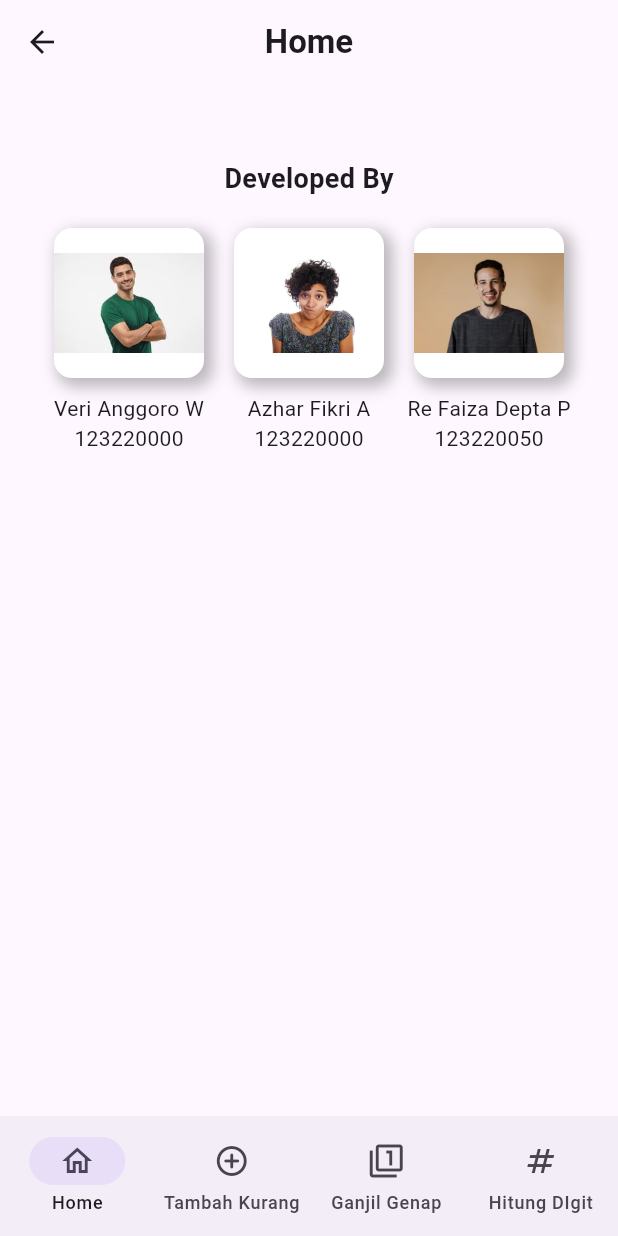
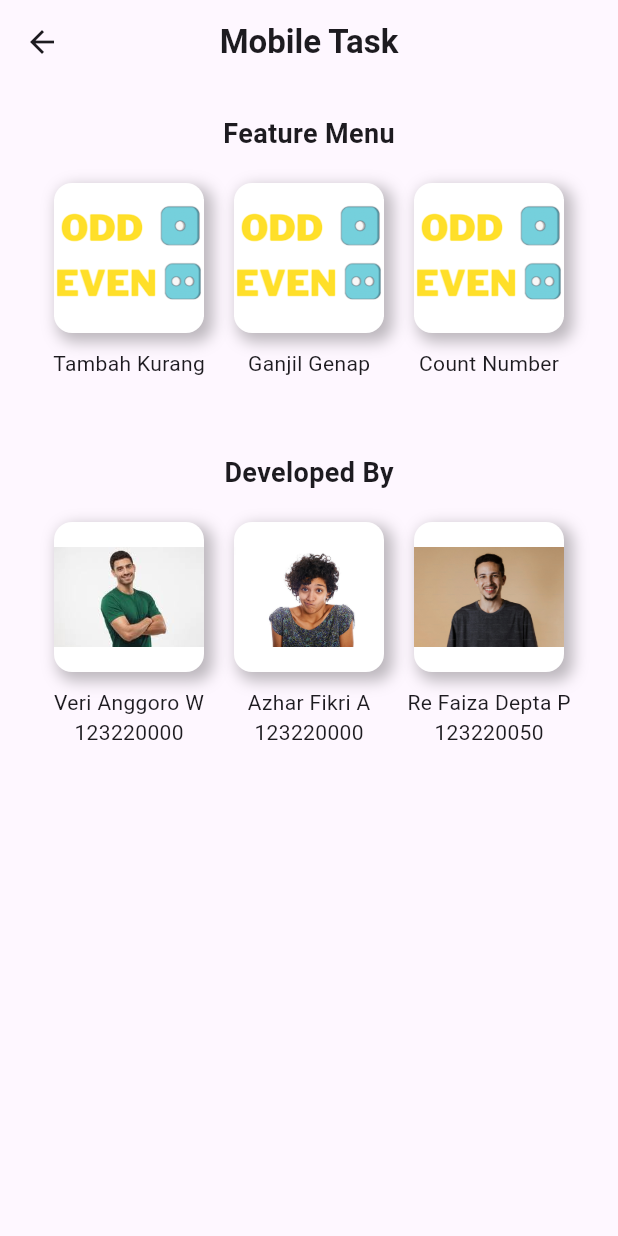
Before and after one commit to Az140304/Mobile-Project, a Flutter app: the HomePage screen opened directly, on a phone screen of 412 x 824 dp. Run offline on Flutter 3.47's test engine with Material 3 defaults, Android fonts, the phone set to English and light mode, and no system bars.

Commit message:
resolve conflict

```diff
--- a/lib/pages/home.dart
+++ b/lib/pages/home.dart
@@ -3,55 +3,46 @@ import 'package:first_project/pages/ganjil_genap.dart';
 import 'package:first_project/pages/count_number.dart';
 import 'package:flutter/material.dart';
 
-class HomePage extends StatefulWidget {
+class HomePage extends StatelessWidget {
   const HomePage({super.key, required this.text});
 
   final String text;
-
-
-  @override
-  State<HomePage> createState() => _HomePageState();
-}
-
-class _HomePageState extends State<HomePage> {
-  //LoginPage({Key key, required this.text}) : super(key: key);
-  int _selectedIndex = 0;
-
-  final List<Widget> _pages = <Widget>[
-    HomeBody(),
-    TambahKurang(),
-    GanjilGenap(),
-    CountNumber(),
-  ];
-
-  final List<String> _titles = <String>[
-    'Home',
-    'Tambah Kurang',
-    'Ganjil Genap',
-    'Hitung Digit',
-  ];
-
-  void _onItemTapped(int index) {
-    setState(() {
-      _selectedIndex = index;
-    });
-  }
-
 
   @override
   Widget build(BuildContext context) {
     return Scaffold(
       appBar: appBar(),
-      body: _pages[_selectedIndex],
-      bottomNavigationBar: NavigationBar(
-        selectedIndex: _selectedIndex,
-        onDestinationSelected: _onItemTapped,
-        destinations: const <NavigationDestination>[
-          NavigationDestination(icon: Icon(Icons.home_outlined), label: 'Home'),
-          NavigationDestination(icon: Icon(Icons.add_circle_outline_rounded), label: 'Tambah Kurang'),
-          NavigationDestination(icon: Icon(Icons.filter_1), label: 'Ganjil Genap'),
-          NavigationDestination(icon: Icon(Icons.numbers), label: 'Hitung DIgit'),
-        ]
+      body: Column(
+        children: [
+          Row(
+            mainAxisAlignment: MainAxisAlignment.center,
+            children: [
+              Container(
+                margin: EdgeInsets.only(top: 20),
+                alignment: Alignment.center,
+                child: Text(
+                  "Feature Menu",
+                  style: TextStyle(fontWeight: FontWeight.bold, fontSize: 18),
+                ),
+              ),
+            ],
+          ),
+          Padding(
+            padding: EdgeInsets.only(top: 10),
+            child: menu(context),
+          ),
+          Container(
+            margin: EdgeInsets.only(top: 50),
+            child: Text(
+              "Developed By",
+              style: TextStyle(fontWeight: FontWeight.bold, fontSize: 18),
+            ),
+          ),
+          Padding(
+            padding: EdgeInsets.only(top: 10),
+            child: author(),
+          ),
+        ],
       ),
     );
   }
@@ -59,7 +50,7 @@ class _HomePageState extends State<HomePage> {
   AppBar appBar() {
     return AppBar(
       title: Text(
-        _titles[_selectedIndex],
+        'Mobile Task',
         style: TextStyle(fontWeight: FontWeight.bold),
       ),
       centerTitle: true,
@@ -67,7 +58,9 @@ class _HomePageState extends State<HomePage> {
   }
 
   Row menu(BuildContext context) {
-    return Row(mainAxisAlignment: MainAxisAlignment.center, children: [
+    return Row(
+      mainAxisAlignment: MainAxisAlignment.center,
+      children: [
         GestureDetector(
           onTap: () {
             Navigator.push(
@@ -83,15 +76,122 @@ class _HomePageState extends State<HomePage> {
                 height: 100,
                 width: 100,
                 decoration: BoxDecoration(
-                color: Colors.white, // Warna latar belakang
-                borderRadius:
-                    BorderRadius.circular(12), // Membuat sudut melengkung
+                  color: Colors.white,
+                  borderRadius: BorderRadius.circular(12),
                   boxShadow: [
                     BoxShadow(
-                    color: Colors.black26, // Warna shadow dengan transparansi
-                    blurRadius: 8, // Membuat shadow lebih halus
-                    spreadRadius: 2, // Menyebarkan shadow
-                    offset: Offset(4, 4), // Posisi shadow (X, Y)
+                      color: Colors.black26,
+                      blurRadius: 8,
+                      spreadRadius: 2,
+                      offset: Offset(4, 4),
+                    ),
+                  ],
+                ),
+                child: ClipRRect(
+                  borderRadius: BorderRadius.circular(12),
+                  child: Image.asset("assets/icons/oddeven.png",
+                      fit: BoxFit.scaleDown),
+                ),
+              ),
+              Text('Tambah Kurang')
+            ],
+          ),
+        ),
+        GestureDetector(
+          onTap: () {
+            Navigator.push(
+              context,
+              MaterialPageRoute(builder: (context) => GanjilGenap()),
+            );
+            print("Container dan teks diklik!");
+          },
+          child: Column(
+            children: [
+              Container(
+                margin: EdgeInsets.all(10),
+                height: 100,
+                width: 100,
+                decoration: BoxDecoration(
+                  color: Colors.white,
+                  borderRadius: BorderRadius.circular(12),
+                  boxShadow: [
+                    BoxShadow(
+                      color: Colors.black26,
+                      blurRadius: 8,
+                      spreadRadius: 2,
+                      offset: Offset(4, 4),
+                    ),
+                  ],
+                ),
+                child: ClipRRect(
+                  borderRadius: BorderRadius.circular(12),
+                  child: Image.asset("assets/icons/oddeven.png",
+                      fit: BoxFit.scaleDown),
+                ),
+              ),
+              Text('Ganjil Genap')
+            ],
+          ),
+        ),
+        GestureDetector(
+          onTap: () {
+            Navigator.push(
+              context,
+              MaterialPageRoute(builder: (context) => CountNumber()),
+            );
+            print("Container dan teks diklik!");
+          },
+          child: Column(
+            children: [
+              Container(
+                margin: EdgeInsets.all(10),
+                height: 100,
+                width: 100,
+                decoration: BoxDecoration(
+                  color: Colors.white,
+                  borderRadius: BorderRadius.circular(12),
+                  boxShadow: [
+                    BoxShadow(
+                      color: Colors.black26,
+                      blurRadius: 8,
+                      spreadRadius: 2,
+                      offset: Offset(4, 4),
+                    ),
+                  ],
+                ),
+                child: ClipRRect(
+                  borderRadius: BorderRadius.circular(12),
+                  child: Image.asset("assets/icons/oddeven.png",
+                      fit: BoxFit.scaleDown),
+                ),
+              ),
+              Text('Count Number')
+            ],
+          ),
+        ),
+      ],
+    );
+  }
+
+  Row author() {
+    return Row(
+      mainAxisAlignment: MainAxisAlignment.center,
+      children: [
+        Column(
+          children: [
+            Container(
+              margin: EdgeInsets.all(10),
+              height: 100,
+              width: 100,
+              decoration: BoxDecoration(
+                color: Colors.white,
+                borderRadius: BorderRadius.circular(12),
+                boxShadow: [
+                  BoxShadow(
+                    color: Colors.black26,
+                    blurRadius: 8,
+                    spreadRadius: 2,
+                    offset: Offset(4, 4),
                   ),
                 ],
               ),
@@ -105,16 +205,7 @@ class _HomePageState extends State<HomePage> {
             Text('123220000')
           ],
         ),
-      ),
-      GestureDetector(
-        onTap: () {
-          Navigator.push(
-            context,
-            MaterialPageRoute(builder: (context) => GanjilGenap()),
-          );
-          print("Container dan teks diklik!");
-        },
-        child: Column(
+        Column(
           children: [
             Container(
               margin: EdgeInsets.all(10),
@@ -170,132 +261,6 @@ class _HomePageState extends State<HomePage> {
             Text('123220050')
           ],
         ),
-      ),
-    ]);
-  }
-}
-
-class HomeBody extends StatelessWidget {
-  @override
-  Widget build(BuildContext context) {
-    return Column(
-      children: [
-        // Row(
-        //   mainAxisAlignment: MainAxisAlignment.center,
-        //   children: [
-        //     Container(
-        //       margin: EdgeInsets.only(top: 20),
-        //       alignment: Alignment.center,
-        //       child: Text(
-        //         "Feature Menu",
-        //         style: TextStyle(fontWeight: FontWeight.bold, fontSize: 18),
-        //       ),
-        //     )
-        //   ],
-        // ),
-        // Padding(
-        //   padding: EdgeInsets.only(top: 10),
-        //   child: Row(
-        //     mainAxisAlignment: MainAxisAlignment.center,
-        //     children: [
-        //       GestureDetector(
-        //         onTap: () {
-        //           Navigator.push(context, MaterialPageRoute(builder: (context) => TambahKurang()));
-        //         },
-        //         child: menuItem("assets/icons/oddeven.png", "Tambah Kurang"),
-        //       ),
-        //       GestureDetector(
-        //         onTap: () {
-        //           Navigator.push(context, MaterialPageRoute(builder: (context) => GanjilGenap()));
-        //         },
-        //         child: menuItem("assets/icons/oddeven.png", "Ganjil Genap"),
-        //       ),
-        //       GestureDetector(
-        //         onTap: () {
-        //           Navigator.push(context, MaterialPageRoute(builder: (context) => CountNumber()));
-        //         },
-        //         child: menuItem("assets/icons/oddeven.png", "Count Number"),
-        //       ),
-        //     ],
-        //   ),
-        // ),
-        Container(
-          margin: EdgeInsets.only(top: 50),
-          child: Text(
-            "Developed By",
-            style: TextStyle(fontWeight: FontWeight.bold, fontSize: 18),
-          ),
-        ),
-        Padding(
-          padding: EdgeInsets.only(top: 10),
-          child: Row(
-            mainAxisAlignment: MainAxisAlignment.center,
-            children: [
-              authorItem("assets/icons/human1.jpg", "Veri Anggoro W", "123220000"),
-              authorItem("assets/icons/human2.jpg", "Azhar Fikri A", "123220000"),
-              authorItem("assets/icons/human3.jpg", "Re Faiza Depta P", "123220050"),
-            ],
-          ),
-        ),
-      ],
-    );
-  }
-
-  // Widget menuItem(String imagePath, String title) {
-  //   return Column(
-  //     children: [
-  //       Container(
-  //         margin: EdgeInsets.all(10),
-  //         height: 100,
-  //         width: 100,
-  //         decoration: BoxDecoration(
-  //           color: Colors.white,
-  //           borderRadius: BorderRadius.circular(12),
-  //           boxShadow: [
-  //             BoxShadow(
-  //               color: Colors.black26,
-  //               blurRadius: 8,
-  //               spreadRadius: 2,
-  //               offset: Offset(4, 4),
-  //             ),
-  //           ],
-  //         ),
-  //         child: ClipRRect(
-  //           borderRadius: BorderRadius.circular(12),
-  //           child: Image.asset(imagePath, fit: BoxFit.scaleDown),
-  //         ),
-  //       ),
-  //       Text(title)
-  //     ],
-  //   );
-  // }
-
-  Widget authorItem(String imagePath, String name, String id) {
-    return Column(
-      children: [
-        Container(
-          margin: EdgeInsets.all(10),
-          height: 100,
-          width: 100,
-          decoration: BoxDecoration(
-            color: Colors.white,
-            borderRadius: BorderRadius.circular(12),
-            boxShadow: [
-              BoxShadow(
-                color: Colors.black26,
-                blurRadius: 8,
-                spreadRadius: 2,
-                offset: Offset(4, 4),
-              ),
-            ],
-          ),
-          child: ClipRRect(
-            borderRadius: BorderRadius.circular(12),
-            child: Image.asset(imagePath, fit: BoxFit.scaleDown),
-          ),
-        ),
-        Text(name),
-        Text(id),
       ],
     );
   }
```
Lines whose indentation alone changed are shown as unchanged.
